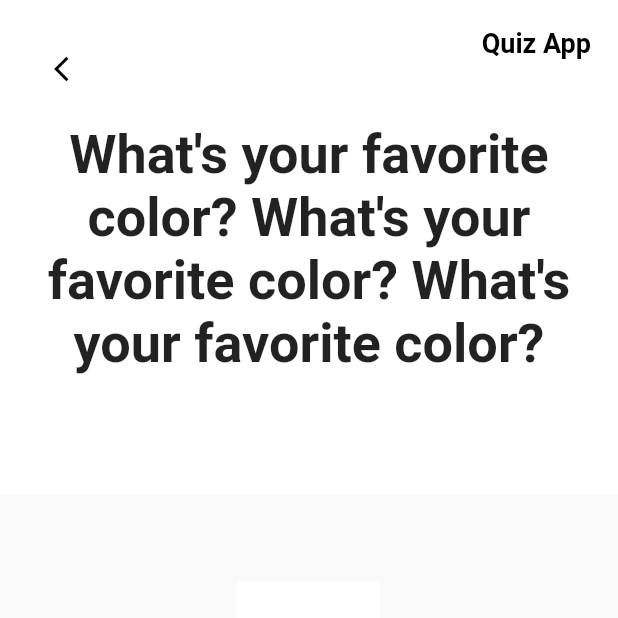
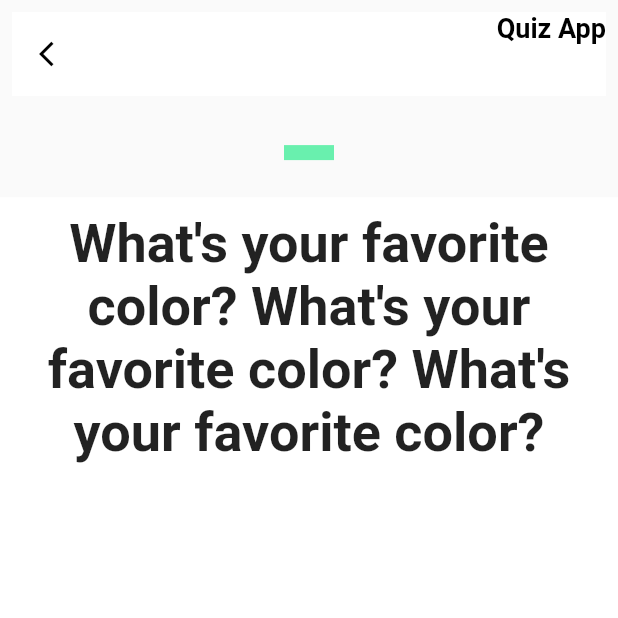
Before and after one commit to saurabhgrewal718/Quiz-app-, a Flutter app: the MyQuizApp screen opened by its route, on a phone screen of 412 x 824 dp, the top half of it. Run offline on Flutter 3.47's test engine with Material 2 defaults, Android fonts, the light colour scheme and no system bars; our stand-ins replace google_fonts; missing offline and left inert: animated_button; network calls fail.

Commit message:
more design changesc and impleentation of the question progressbar

```diff
--- a/quizapp/lib/src/pages/quiz/question.dart
+++ b/quizapp/lib/src/pages/quiz/question.dart
@@ -1,5 +1,4 @@
 import 'package:flutter/material.dart';
-import 'package:quizapp/src/pages/widgets/head_of_app.dart';
 
 class Question extends StatelessWidget {
   final String questionText;
@@ -15,7 +14,7 @@ class Question extends StatelessWidget {
       margin: EdgeInsets.all(10),
       child: Column(
         children: [
-          Headofapp(title: "Quiz App",subtitle: "This is my subtitle",),
+
           Text(
               questionText,
               style: TextStyle(fontSize: textsize, fontWeight: FontWeight.bold),
--- a/quizapp/lib/src/pages/quiz/quiz.dart
+++ b/quizapp/lib/src/pages/quiz/quiz.dart
@@ -1,4 +1,5 @@
 import 'package:flutter/material.dart';
+import 'package:quizapp/src/pages/widgets/head_of_app.dart';
 
 import './question.dart';
 import './answer.dart';
@@ -17,9 +18,21 @@ class Quiz extends StatelessWidget {
 
   @override
   Widget build(BuildContext context) {
+    int totalquestions = questions.length;
+    double difference = 100/totalquestions;
+    double initialWidth = 0;
+
+
     return Column(
       mainAxisAlignment: MainAxisAlignment.spaceBetween,
       children: [
+        Headofapp(title: "Quiz App",subtitle: "This is my subtitle",),
+        Container(
+          width: initialWidth + difference,
+          height: 10,
+          color: Colors.greenAccent,
+
+        ),
         Container(
           height: MediaQuery.of(context).size.height *0.4,
           color: Colors.white,
```
